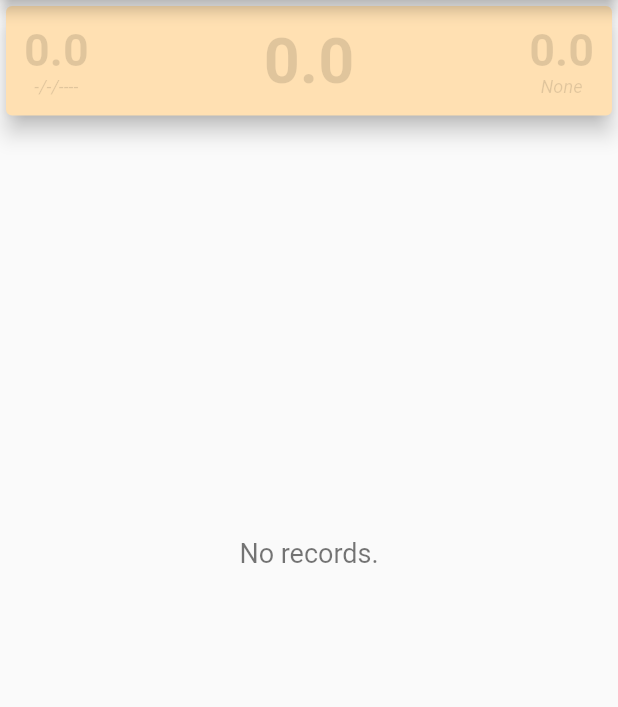
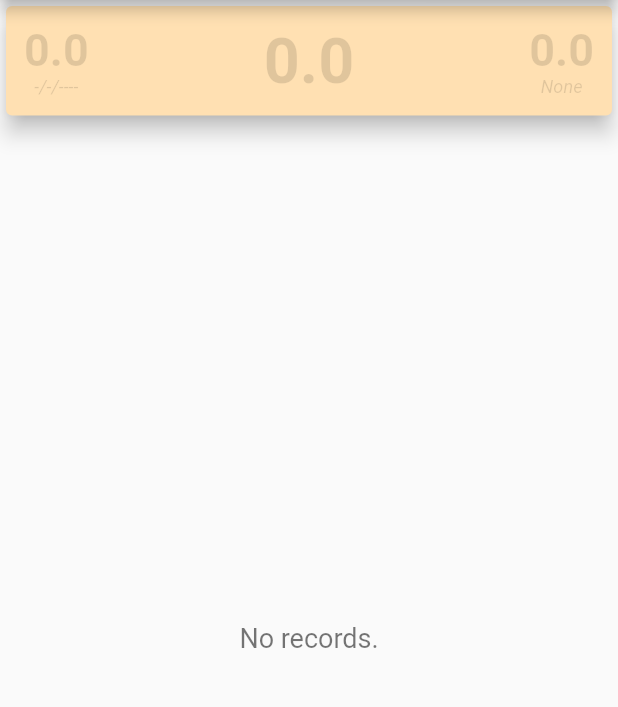
Before and after one commit to cjstehno/heft, a Flutter app: the screen it shows after launch, on a phone screen of 412 x 824 dp, the part 84-791 px from its top. Run offline on Flutter 3.47's test engine with Material 2 defaults, Android fonts, the phone set to English and light mode, and no system bars; our stand-ins replace datetime_picker_formfield, hive, share_plus, shared_preferences; accounts and stored records are empty.

Commit message:
fixed the screen overflow issue

```diff
--- a/lib/screens/home_screen.dart
+++ b/lib/screens/home_screen.dart
@@ -1,11 +1,12 @@
+import 'package:flutter/cupertino.dart';
 import 'package:flutter/material.dart';
 import 'package:heft/providers/weight_records.dart';
 import 'package:heft/screens/settings_screen.dart';
 import 'package:heft/screens/weight_record_screen.dart';
 import 'package:heft/widgets/status_display.dart';
 import 'package:heft/widgets/weight_log.dart';
+import 'package:provider/provider.dart';
 import 'package:share_plus/share_plus.dart';
-import 'package:provider/provider.dart';
 
 class HomeScreen extends StatelessWidget {
   @override
@@ -39,9 +40,11 @@ class HomeScreen extends StatelessWidget {
       ],
     ),
       body: Column(
-        children: const [
+        children: [
           StatusDisplay(),
-          WeightLog(),
+          Expanded(
+            child: WeightLog(),
+          ),
         ],
       ),
     );
--- a/lib/widgets/weight_log.dart
+++ b/lib/widgets/weight_log.dart
@@ -6,18 +6,17 @@ import 'package:intl/intl.dart';
 import 'package:provider/provider.dart';
 
 class WeightLog extends StatelessWidget {
-  const WeightLog({Key? key}) : super(key: key);
 
   @override
   Widget build(final BuildContext context) {
     context.watch<WeightRecords>();
     final records = context.read<WeightRecords>().records;
+    final media = MediaQuery.of(context);
 
     // FIXME: when coming back from record screen I keep getting view overflow
 
     return Container(
-      // FIXME: calculate the height like I did in penguin
-      height: 575,
+      margin: const EdgeInsets.only(top: 2),
       child: records.isNotEmpty
           ? ListView.builder(
               itemCount: records.length,
```
Also changed, not shown: 1 other file. Lines whose indentation alone changed are shown as unchanged.
